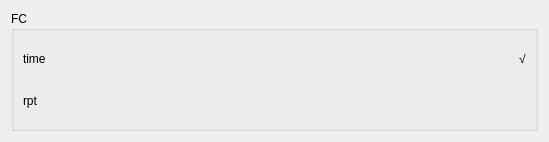
First picture: the form in tafor/components/ui/main_recent.ui, repository up1and/tafor, before the edit.
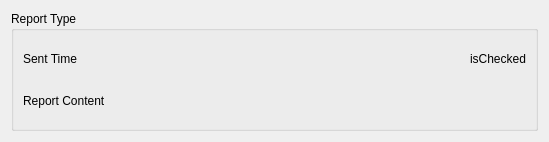
Second picture: the form after the edit.

```diff
--- a/tafor/components/ui/main_recent.ui
+++ b/tafor/components/ui/main_recent.ui
@@ -17,7 +17,7 @@
    <item>
     <widget class="QGroupBox" name="groupBox">
      <property name="title">
-      <string>FC</string>
+      <string notr="true">Report Type</string>
      </property>
      <layout class="QGridLayout" name="gridLayout">
       <property name="sizeConstraint">
@@ -26,14 +26,14 @@
       <item row="0" column="1" alignment="Qt::AlignRight">
        <widget class="QLabel" name="check">
         <property name="text">
-         <string>√</string>
+         <string notr="true">isChecked</string>
         </property>
        </widget>
       </item>
       <item row="0" column="0">
        <widget class="QLabel" name="sendTime">
         <property name="text">
-         <string>time</string>
+         <string notr="true">Sent Time</string>
         </property>
        </widget>
       </item>
@@ -43,7 +43,7 @@
          <string notr="true">font: 12pt &quot;微软雅黑&quot;;</string>
         </property>
         <property name="text">
-         <string>rpt</string>
+         <string notr="true">Report Content</string>
         </property>
        </widget>
       </item>
```
Left out of the diff: 6 changed lines with no effect on the pictures.
